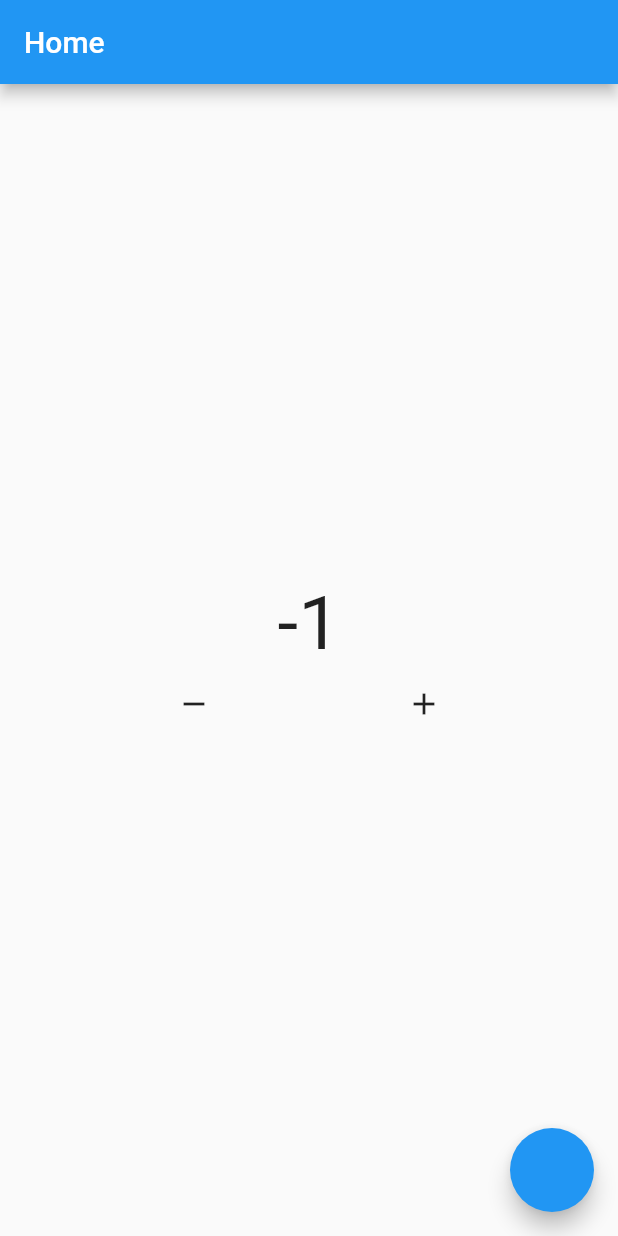
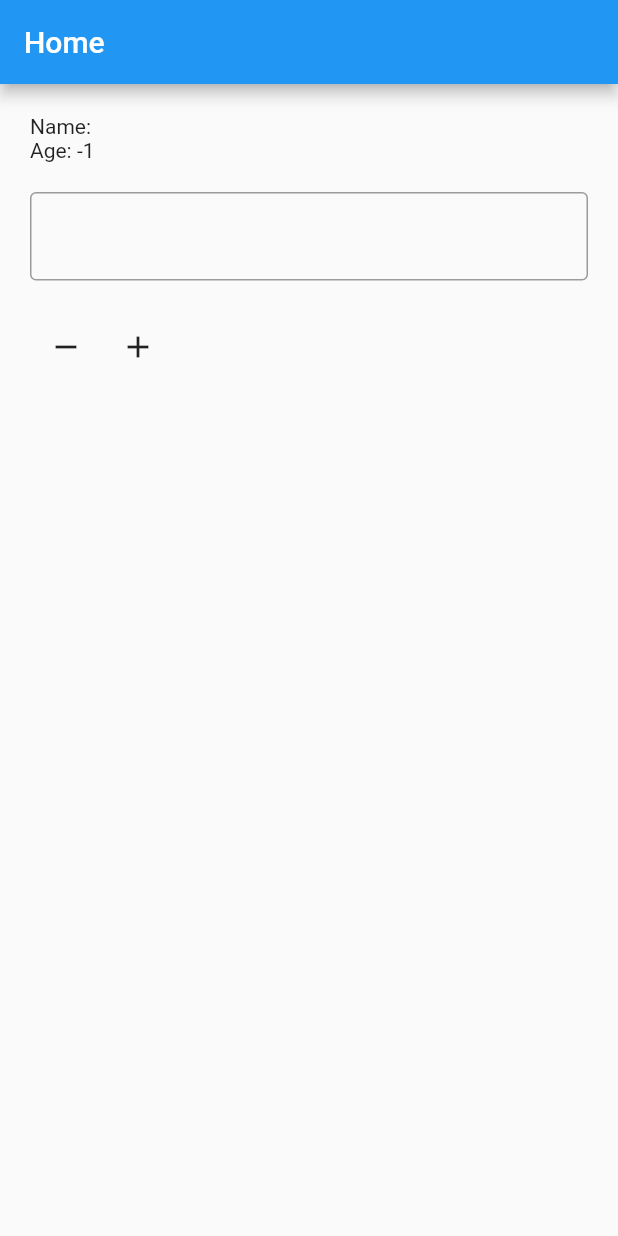
Before and after one commit to zeindevs/FlutterBloc, a Flutter app: the screen it shows after launch, after a tap on the "remove" icon, on a phone screen of 412 x 824 dp. Run offline on Flutter 3.47's test engine with Material 2 defaults, Android fonts, the phone set to English and light mode, and no system bars; our stand-ins replace bloc, flutter_bloc.

Commit message:
add: 13-bloc-selector

```diff
--- a/lib/app.dart
+++ /dev/null
@@ -1,21 +0,0 @@
-import 'package:flutter/material.dart';
-import 'package:flutter_base/bloc/theme.dart';
-import 'package:flutter_base/pages/home.dart';
-import 'package:flutter_bloc/flutter_bloc.dart';
-
-class App extends StatelessWidget {
-  const App({super.key});
-
-  @override
-  Widget build(BuildContext context) {
-    return BlocBuilder<ThemeBloc, bool>(
-      bloc: context.read<ThemeBloc>(),
-      builder: (context, state) {
-        return MaterialApp(
-          theme: state ? ThemeData.light() : ThemeData.dark(),
-          home: const HomePage(),
-        );
-      },
-    );
-  }
-}
--- a/lib/bloc/counter.dart
+++ /dev/null
@@ -1,8 +0,0 @@
-import 'package:bloc/bloc.dart';
-
-class CounterBloc extends Cubit<int> {
-  CounterBloc() : super(0);
-
-  void add() => emit(state + 1);
-  void remove() => emit(state - 1);
-}
--- a/lib/bloc/theme.dart
+++ /dev/null
@@ -1,7 +0,0 @@
-import 'package:bloc/bloc.dart';
-
-class ThemeBloc extends Cubit<bool> {
-  ThemeBloc() : super(true);
-
-  void changeTheme() => emit(!state);
-}
--- /dev/null
+++ b/lib/bloc/user.dart
@@ -0,0 +1,13 @@
+import 'package:bloc/bloc.dart';
+
+class UserBloc extends Cubit<Map<String, dynamic>> {
+  UserBloc() : super({"name": "", "age": 0});
+
+  void changeName(String name) {
+    emit({"name": name, "age": state["age"]});
+  }
+
+  void changeAge(int age) {
+    emit({"name": state["name"], "age": age});
+  }
+}
--- a/lib/main.dart
+++ b/lib/main.dart
@@ -1,27 +1,22 @@
 import 'package:flutter/material.dart';
-import 'package:flutter_base/app.dart';
-import 'package:flutter_base/bloc/theme.dart';
+import 'package:flutter_base/bloc/user.dart';
+import 'package:flutter_base/pages/home.dart';
 import 'package:flutter_bloc/flutter_bloc.dart';
-import 'package:flutter_base/bloc/counter.dart';
-import 'package:flutter_base/pages/home.dart';
 
 void main() {
-  runApp(MyApp());
+  runApp(const MyApp());
 }
 
 class MyApp extends StatelessWidget {
-  MyApp({super.key});
-
-  final ThemeBloc theme = ThemeBloc();
+  const MyApp({super.key});
 
   @override
   Widget build(BuildContext context) {
-    return MultiBlocProvider(
-      providers: [
-        BlocProvider(create: (context) => CounterBloc()),
-        BlocProvider(create: (context) => theme),
-      ],
-      child: const App(),
+    return MaterialApp(
+      home: BlocProvider(
+        create: (context) => UserBloc(),
+        child: const HomePage(),
+      ),
     );
   }
 }
--- a/lib/pages/home.dart
+++ b/lib/pages/home.dart
@@ -1,6 +1,5 @@
 import 'package:flutter/material.dart';
-import 'package:flutter_base/bloc/counter.dart';
-import 'package:flutter_base/bloc/theme.dart';
+import 'package:flutter_base/bloc/user.dart';
 import 'package:flutter_bloc/flutter_bloc.dart';
 
 class HomePage extends StatelessWidget {
@@ -8,72 +7,46 @@ class HomePage extends StatelessWidget {
 
   @override
   Widget build(BuildContext context) {
-    CounterBloc counter = context.read<CounterBloc>();
-    ThemeBloc theme = context.read<ThemeBloc>();
+    UserBloc user = context.read<UserBloc>();
     return Scaffold(
       appBar: AppBar(
         title: const Text("Home"),
       ),
-      body: Center(
-        child: Column(
-          mainAxisSize: MainAxisSize.min,
+      body: ListView(
+        padding: const EdgeInsets.all(20),
         children: [
-            MultiBlocListener(
-              listeners: [
-                BlocListener<ThemeBloc, bool>(
-                  listener: (context, state) {
-                    ScaffoldMessenger.of(context).showSnackBar(
-                      const SnackBar(
-                        content: Text("Theme dark active"),
-                        duration: Duration(seconds: 1),
-                      ),
-                    );
-                  },
-                  listenWhen: (previous, current) {
-                    return !current ? true : false;
+          BlocSelector<UserBloc, Map<String, dynamic>, String>(
+            selector: (state) => state["name"],
+            builder: (context, state) {
+              return Text("Name: $state");
             },
           ),
-                BlocListener<CounterBloc, int>(
-                  listener: (context, state) {
-                    ScaffoldMessenger.of(context).showSnackBar(
-                      const SnackBar(
-                        content: Text("Upper then 10"),
-                        duration: Duration(seconds: 1),
-                      ),
-                    );
-                  },
-                  listenWhen: (previous, current) {
-                    return current > 10 ? true : false;
+          BlocSelector<UserBloc, Map<String, dynamic>, int>(
+            selector: (state) => state["age"],
+            builder: (context, state) {
+              return Text("Age: $state");
             },
           ),
-              ],
-              child: BlocBuilder<CounterBloc, int>(
-                bloc: counter,
-                builder: (context, state) {
-                  return Text(
-                    "$state",
-                    style: const TextStyle(fontSize: 50),
-                  );
-                },
+          const SizedBox(height: 20),
+          TextField(
+            onChanged: (value) => user.changeName(value),
+            decoration: const InputDecoration(border: OutlineInputBorder()),
           ),
-            ),
+          const SizedBox(height: 20),
           Row(
-              mainAxisAlignment: MainAxisAlignment.spaceEvenly,
             children: [
               IconButton(
-                    onPressed: () => counter.remove(),
-                    icon: const Icon(Icons.remove)),
+                onPressed: () => user.changeAge(user.state["age"] - 1),
+                icon: const Icon(Icons.remove),
+              ),
               IconButton(
-                    onPressed: () => counter.add(),
-                    icon: const Icon(Icons.add)),
+                onPressed: () => user.changeAge(user.state["age"] + 1),
+                icon: const Icon(Icons.add),
+              ),
             ],
           )
         ],
       ),
-      ),
-      floatingActionButton: FloatingActionButton(
-        onPressed: () => theme.changeTheme(),
-      ),
     );
   }
 }
```
Lines whose indentation alone changed are shown as unchanged.
